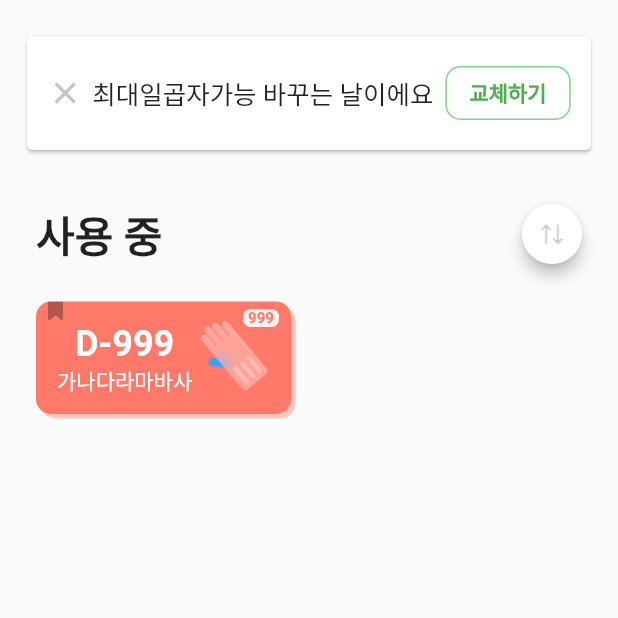
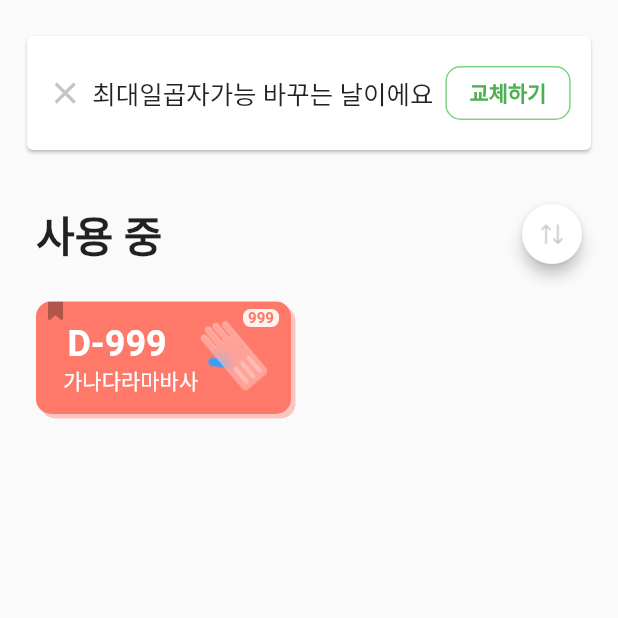
Before and after one commit to bentleypark/noticeme_v2, a Flutter app: the screen it shows after launch, on a phone screen of 412 x 824 dp, the top half of it. Run offline on Flutter 3.47's test engine with Material 2 defaults, Android fonts, the phone set to English and light mode, and no system bars; drawn by our look-alikes of auto_size_text; our stand-ins replace flutter_svg, get.

Commit message:
소모품 카드 작업 중

```diff
--- a/lib/presentation/manage/manage_view.dart
+++ b/lib/presentation/manage/manage_view.dart
@@ -122,7 +122,7 @@ class ManageView extends StatelessWidget {
                     Align(
                       alignment: Alignment.centerLeft,
                       child: Padding(
-                        padding: EdgeInsets.only(left: 14, top: 14),
+                        padding: EdgeInsets.only( top: 14),
                         child: Column(
                           children: [
                             Text(
@@ -132,12 +132,15 @@ class ManageView extends StatelessWidget {
                                   fontSize: 24,
                                   fontWeight: FontWeight.w700),
                             ),
-                            Text(
-                              '가나다라마바사',
-                              style: TextStyle(
-                                  color: COLOR_WHITE.parseColor(),
-                                  fontSize: 14,
-                                  fontWeight: FontWeight.w400),
+                            Padding(
+                              padding: EdgeInsets.only(left: 18),
+                              child: Text(
+                                '가나다라마바사',
+                                style: TextStyle(
+                                    color: COLOR_WHITE.parseColor(),
+                                    fontSize: 14,
+                                    fontWeight: FontWeight.w400),
+                              ),
                             )
                           ],
                         ),
```
